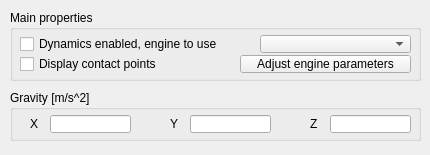
Before: the Qt Designer form ui/qdlgdynamics.ui in CoppeliaRobotics/coppeliaSimLib, drawn with Qt 5.
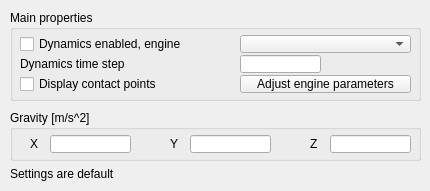
After: the same form once the commit is applied.

What changed in the file:
```diff
--- a/ui/qdlgdynamics.ui
+++ b/ui/qdlgdynamics.ui
@@ -7,7 +7,7 @@
     <x>0</x>
     <y>0</y>
     <width>430</width>
-    <height>155</height>
+    <height>191</height>
    </rect>
   </property>
   <property name="windowTitle">
@@ -22,7 +22,7 @@
      <x>10</x>
      <y>10</y>
      <width>411</width>
-     <height>71</height>
+     <height>91</height>
     </rect>
    </property>
    <property name="title">
@@ -36,7 +36,7 @@
      <rect>
       <x>10</x>
       <y>25</y>
-      <width>241</width>
+      <width>221</width>
       <height>18</height>
      </rect>
     </property>
@@ -44,15 +44,15 @@
      <enum>Qt::StrongFocus</enum>
     </property>
     <property name="text">
-     <string>Dynamics enabled, engine to use</string>
+     <string>Dynamics enabled, engine</string>
     </property>
    </widget>
    <widget class="QComboBox" name="qqEngineCombo">
     <property name="geometry">
      <rect>
-      <x>250</x>
+      <x>230</x>
       <y>25</y>
-      <width>151</width>
+      <width>171</width>
       <height>18</height>
      </rect>
     </property>
@@ -61,7 +61,7 @@
     <property name="geometry">
      <rect>
       <x>10</x>
-      <y>45</y>
+      <y>65</y>
       <width>221</width>
       <height>18</height>
      </rect>
@@ -77,7 +77,7 @@
     <property name="geometry">
      <rect>
       <x>230</x>
-      <y>45</y>
+      <y>65</y>
       <width>171</width>
       <height>18</height>
      </rect>
@@ -86,12 +86,35 @@
      <string>Adjust engine parameters</string>
     </property>
    </widget>
+   <widget class="QLineEdit" name="qqTimestep">
+    <property name="geometry">
+     <rect>
+      <x>230</x>
+      <y>45</y>
+      <width>81</width>
+      <height>18</height>
+     </rect>
+    </property>
+   </widget>
+   <widget class="QLabel" name="label_4">
+    <property name="geometry">
+     <rect>
+      <x>10</x>
+      <y>45</y>
+      <width>211</width>
+      <height>18</height>
+     </rect>
+    </property>
+    <property name="text">
+     <string>Dynamics time step</string>
+    </property>
+   </widget>
   </widget>
   <widget class="QGroupBox" name="groupBox_2">
    <property name="geometry">
     <rect>
      <x>10</x>
-     <y>90</y>
+     <y>110</y>
      <width>411</width>
      <height>51</height>
     </rect>
@@ -172,6 +195,19 @@
     </property>
    </widget>
   </widget>
+  <widget class="QLabel" name="qqInfo">
+   <property name="geometry">
+    <rect>
+     <x>10</x>
+     <y>165</y>
+     <width>391</width>
+     <height>18</height>
+    </rect>
+   </property>
+   <property name="text">
+    <string>Settings are default</string>
+   </property>
+  </widget>
  </widget>
  <tabstops>
   <tabstop>qqEnabled</tabstop>
```
Left out of the diff: 1 changed line with no effect on the pictures.
